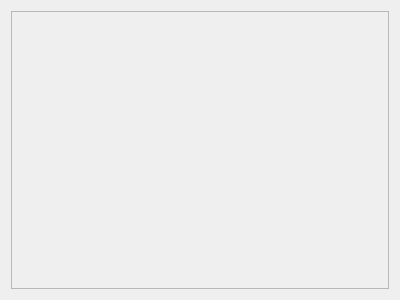
Old version of the form GUI/CSP315/userdialog.ui in the repository y-gupta/rfid-auth-system.
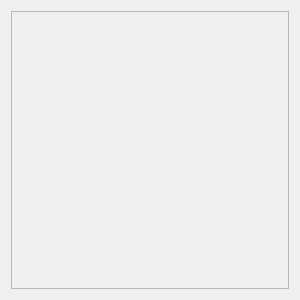
New version of the form. Icons and pictures are not drawn.

Patch:
```diff
--- a/GUI/CSP315/userdialog.ui
+++ b/GUI/CSP315/userdialog.ui
@@ -6,10 +6,16 @@
    <rect>
     <x>0</x>
     <y>0</y>
-    <width>400</width>
+    <width>300</width>
     <height>300</height>
    </rect>
   </property>
+  <property name="sizePolicy">
+   <sizepolicy hsizetype="Fixed" vsizetype="Fixed">
+    <horstretch>0</horstretch>
+    <verstretch>0</verstretch>
+   </sizepolicy>
+  </property>
   <property name="windowTitle">
    <string>Dialog</string>
   </property>
```
